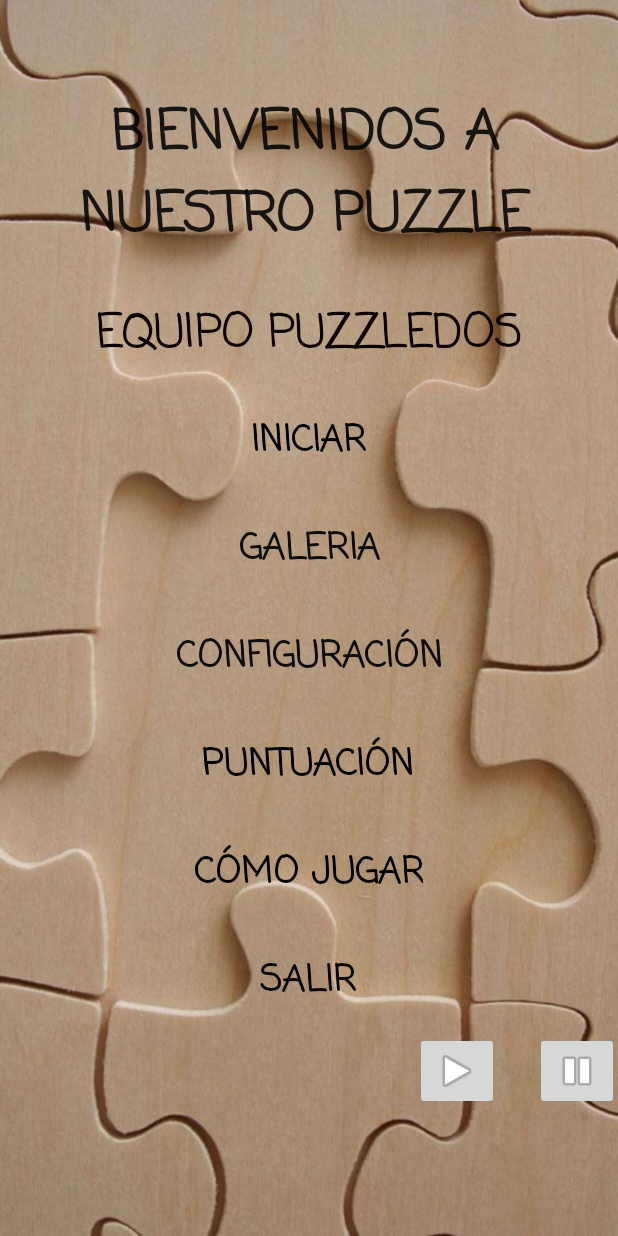
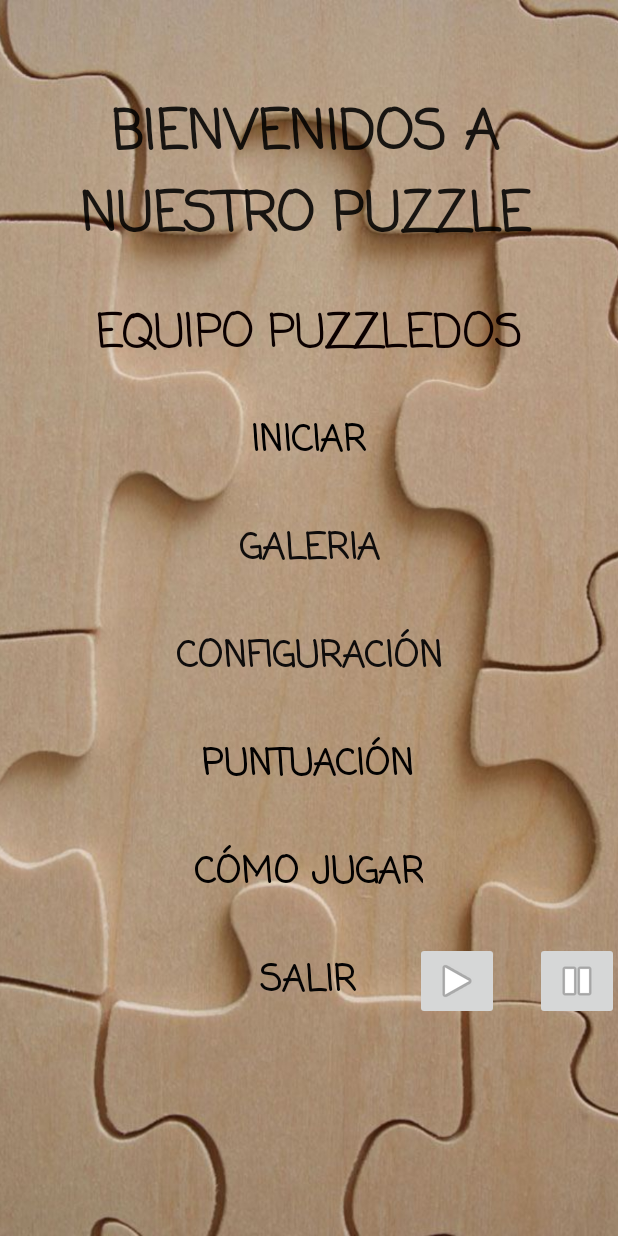
Before and after one commit to Ivacks/PuzzleDos, an Android app: the screen it shows after launch (MainActivity), on a phone screen of 412 x 824 dp. Run offline under Robolectric (Android 15) with nearby library versions, the phone set to English and light mode, and no system bars.

Commit message:
Movimiento botonil

```diff
--- a/app/src/main/res/layout/activity_main.xml
+++ b/app/src/main/res/layout/activity_main.xml
@@ -197,7 +197,7 @@
         android:layout_width="wrap_content"
         android:layout_height="wrap_content"
         android:layout_marginStart="27dp"
-        android:layout_marginTop="688dp"
+        android:layout_marginTop="628dp"
         android:onClick="playSound"
         app:layout_constraintStart_toEndOf="@+id/btnExit"
         app:layout_constraintTop_toTopOf="parent"
@@ -208,7 +208,7 @@
         android:layout_width="wrap_content"
         android:layout_height="wrap_content"
         android:layout_marginStart="24dp"
-        android:layout_marginTop="688dp"
+        android:layout_marginTop="628dp"
         android:onClick="stopSound"
         app:layout_constraintStart_toEndOf="@+id/playButton"
         app:layout_constraintTop_toTopOf="@+id/imageView3"
```
